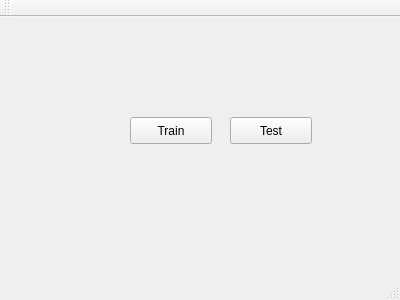
Qt form src/mainwindow.ui (zhaozhengjuan/OpenCV-MNIST) before a commit.
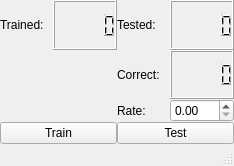
The same form after that commit.

What changed in the file:
```diff
--- a/src/mainwindow.ui
+++ b/src/mainwindow.ui
@@ -6,40 +6,98 @@
    <rect>
     <x>0</x>
     <y>0</y>
-    <width>400</width>
-    <height>300</height>
+    <width>234</width>
+    <height>166</height>
    </rect>
   </property>
   <property name="windowTitle">
    <string>MainWindow</string>
   </property>
   <widget class="QWidget" name="centralWidget">
-   <widget class="QPushButton" name="ButtonTrain">
-    <property name="geometry">
-     <rect>
-      <x>130</x>
-      <y>100</y>
-      <width>82</width>
-      <height>27</height>
-     </rect>
+   <layout class="QGridLayout" name="layoutGWidget">
+    <property name="leftMargin">
+     <number>0</number>
     </property>
-    <property name="text">
-     <string>Train</string>
+    <property name="topMargin">
+     <number>0</number>
     </property>
-   </widget>
-   <widget class="QPushButton" name="ButtonTest">
-    <property name="geometry">
-     <rect>
-      <x>230</x>
-      <y>100</y>
-      <width>82</width>
-      <height>27</height>
-     </rect>
+    <property name="rightMargin">
+     <number>0</number>
     </property>
-    <property name="text">
-     <string>Test</string>
+    <property name="bottomMargin">
+     <number>0</number>
     </property>
-   </widget>
+    <property name="spacing">
+     <number>0</number>
+    </property>
+    <item row="0" column="0">
+     <widget class="QLabel" name="labelTrained">
+      <property name="text">
+       <string>Trained:</string>
+      </property>
+     </widget>
+    </item>
+    <item row="0" column="1">
+     <widget class="QLCDNumber" name="lcdNumberTrained"/>
+    </item>
+    <item row="0" column="2">
+     <widget class="QLabel" name="labelTested">
+      <property name="text">
+       <string>Tested:</string>
+      </property>
+     </widget>
+    </item>
+    <item row="0" column="3">
+     <widget class="QLCDNumber" name="lcdNumberTested"/>
+    </item>
+    <item row="1" column="2">
+     <widget class="QLabel" name="labelCorrect">
+      <property name="text">
+       <string>Correct:</string>
+      </property>
+     </widget>
+    </item>
+    <item row="1" column="3">
+     <widget class="QLCDNumber" name="lcdNumberCorrect"/>
+    </item>
+    <item row="2" column="2">
+     <widget class="QLabel" name="labelRate">
+      <property name="text">
+       <string>Rate:</string>
+      </property>
+     </widget>
+    </item>
+    <item row="2" column="3">
+     <widget class="QDoubleSpinBox" name="doubleSpinBox"/>
+    </item>
+    <item row="3" column="0" colspan="2">
+     <widget class="QPushButton" name="buttonTrain">
+      <property name="text">
+       <string>Train</string>
+      </property>
+     </widget>
+    </item>
+    <item row="3" column="2" colspan="2">
+     <widget class="QPushButton" name="buttonTest">
+      <property name="text">
+       <string>Test</string>
+      </property>
+     </widget>
+    </item>
+    <item row="1" column="0" rowspan="2" colspan="2">
+     <spacer name="verticalSpacer">
+      <property name="orientation">
+       <enum>Qt::Vertical</enum>
+      </property>
+      <property name="sizeHint" stdset="0">
+       <size>
+        <width>115</width>
+        <height>56</height>
+       </size>
+      </property>
+     </spacer>
+    </item>
+   </layout>
   </widget>
   <widget class="QMenuBar" name="menuBar">
    <property name="geometry">
@@ -51,14 +109,6 @@
     </rect>
    </property>
   </widget>
-  <widget class="QToolBar" name="mainToolBar">
-   <attribute name="toolBarArea">
-    <enum>TopToolBarArea</enum>
-   </attribute>
-   <attribute name="toolBarBreak">
-    <bool>false</bool>
-   </attribute>
-  </widget>
   <widget class="QStatusBar" name="statusBar"/>
  </widget>
  <layoutdefault spacing="6" margin="11"/>
```
Left out of the diff: 2 changed lines with no effect on the pictures.
